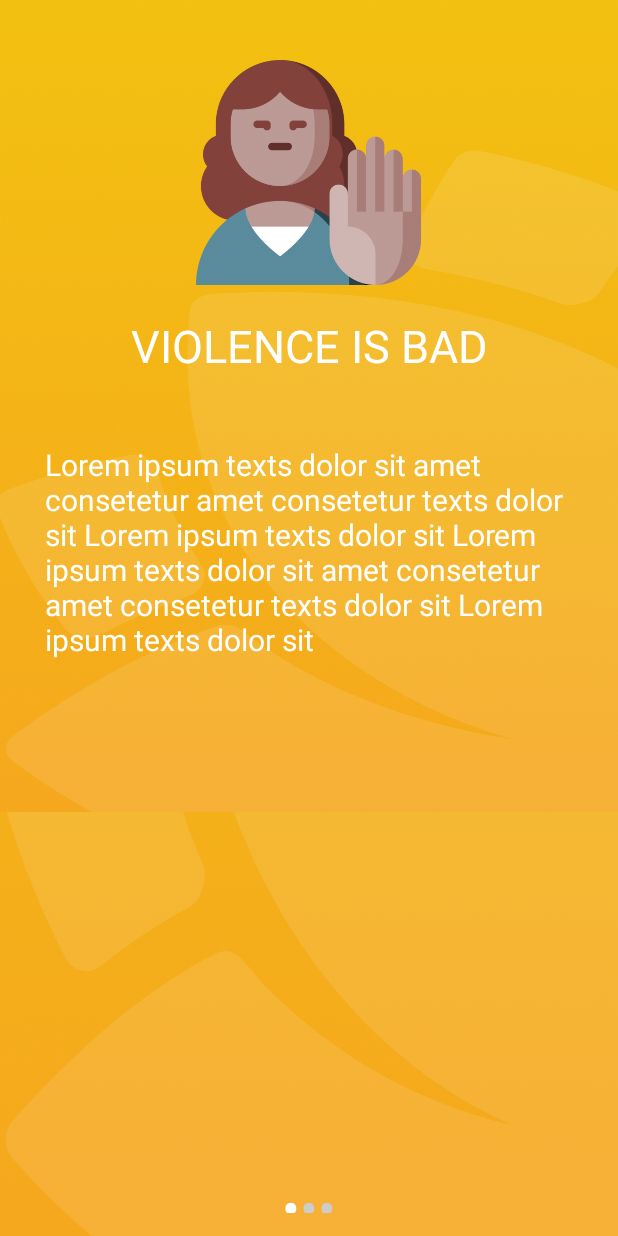
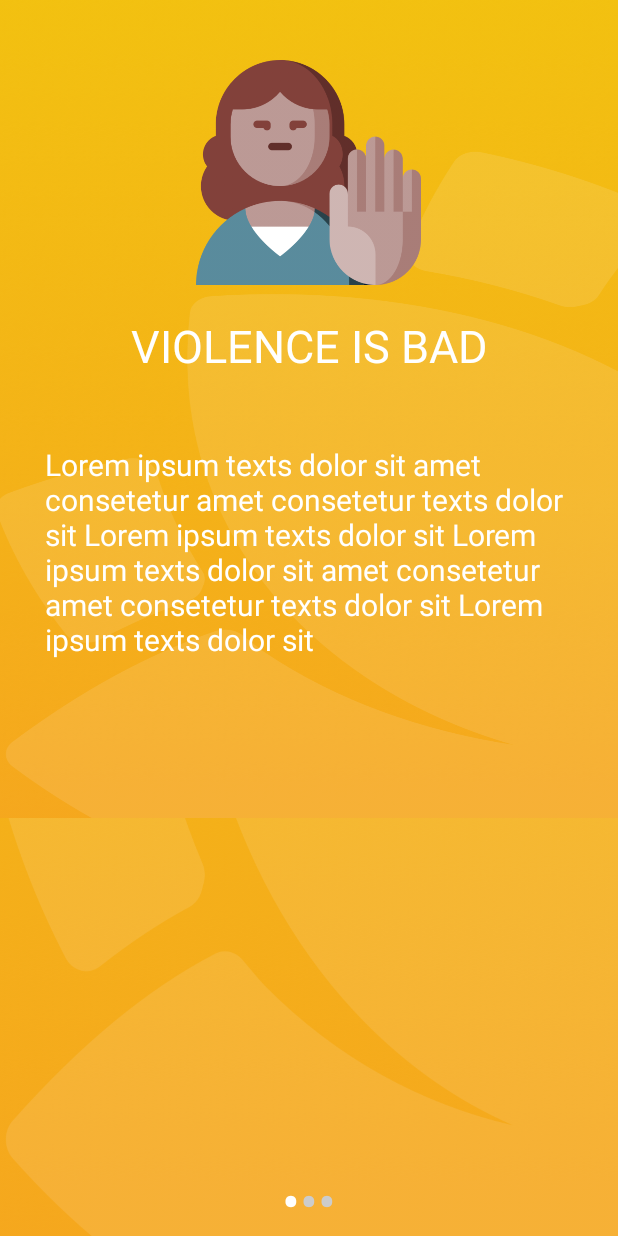
Before and after one commit to ptnghiapcs/GameUIT, an Android app: the screen it shows after launch (IntroActivity), on a phone screen of 412 x 824 dp. Run offline under Robolectric (Android 15) with nearby library versions, the phone set to English and light mode, and no system bars.

Commit message:
UI adjustments in activity_intro and slide_layout

```diff
--- a/app/src/main/res/layout/activity_intro.xml
+++ b/app/src/main/res/layout/activity_intro.xml
@@ -8,17 +8,17 @@
     <android.support.v4.view.ViewPager
         android:id="@+id/viewPager"
         android:layout_width="match_parent"
-        android:layout_height="541dp">
+        android:layout_height="545dp">
 
     </android.support.v4.view.ViewPager>
 
     <LinearLayout
         android:id="@+id/dotsLayout"
         android:layout_width="match_parent"
-        android:layout_height="27dp"
+        android:layout_height="wrap_content"
         android:layout_alignParentBottom="true"
         android:layout_alignParentStart="true"
-        android:layout_marginBottom="15dp"
+        android:layout_marginBottom="0dp"
         android:gravity="center_horizontal"
         android:orientation="horizontal"></LinearLayout>
 
```
